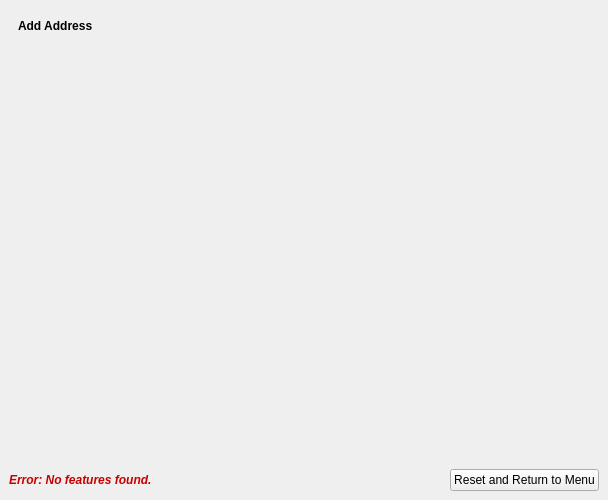
Above: lbrs_updater_dockwidget_base.ui from gisn8/LBRS_Updater before the change. Below: the same form after it.
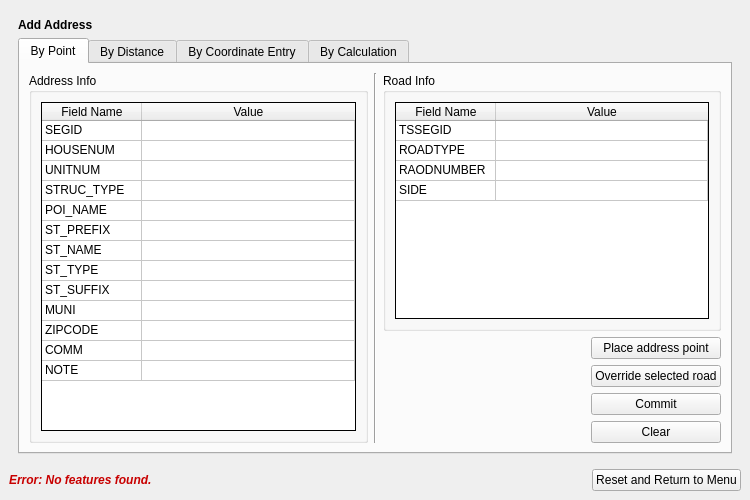
That is the form after the change. The open tabs and pages were chosen to show the change.

Commit message: WIP 2021-10-27 - Playing with code to select address point on canvas - Setting up Add Address By Point GUI

```diff
--- a/lbrs_updater_dockwidget_base.ui
+++ b/lbrs_updater_dockwidget_base.ui
@@ -6,13 +6,13 @@
    <rect>
     <x>0</x>
     <y>0</y>
-    <width>608</width>
+    <width>750</width>
     <height>500</height>
    </rect>
   </property>
   <property name="minimumSize">
    <size>
-    <width>484</width>
+    <width>750</width>
     <height>500</height>
    </size>
   </property>
@@ -29,6 +29,9 @@
    <layout class="QGridLayout" name="gridLayout">
     <item row="0" column="0">
      <widget class="QStackedWidget" name="stackedWidget">
+      <property name="enabled">
+       <bool>true</bool>
+      </property>
       <property name="currentIndex">
        <number>0</number>
       </property>
@@ -614,25 +617,456 @@
        </layout>
       </widget>
       <widget class="QWidget" name="swpAddAddress">
-       <widget class="QLabel" name="label_3">
-        <property name="geometry">
-         <rect>
-          <x>9</x>
-          <y>9</y>
-          <width>91</width>
-          <height>16</height>
-         </rect>
-        </property>
-        <property name="font">
-         <font>
-          <weight>75</weight>
-          <bold>true</bold>
-         </font>
-        </property>
-        <property name="text">
-         <string>Add Address</string>
-        </property>
-       </widget>
+       <layout class="QGridLayout" name="gridLayout_9">
+        <item row="0" column="0">
+         <layout class="QGridLayout" name="gridLayout_10">
+          <item row="0" column="0">
+           <widget class="QLabel" name="label_3">
+            <property name="font">
+             <font>
+              <weight>75</weight>
+              <bold>true</bold>
+             </font>
+            </property>
+            <property name="text">
+             <string>Add Address</string>
+            </property>
+           </widget>
+          </item>
+          <item row="1" column="0">
+           <widget class="QTabWidget" name="tabWidget">
+            <property name="currentIndex">
+             <number>0</number>
+            </property>
+            <widget class="QWidget" name="tab">
+             <attribute name="title">
+              <string>By Point</string>
+             </attribute>
+             <layout class="QGridLayout" name="gridLayout_11">
+              <item row="0" column="0">
+               <layout class="QHBoxLayout" name="horizontalLayout_9">
+                <item>
+                 <widget class="QGroupBox" name="groupBox">
+                  <property name="title">
+                   <string>Address Info</string>
+                  </property>
+                  <layout class="QGridLayout" name="gridLayout_7">
+                   <item row="0" column="0">
+                    <widget class="QTableWidget" name="tableWidget">
+                     <property name="styleSheet">
+                      <string notr="true">selection-background-color: rgb(255, 255, 255);</string>
+                     </property>
+                     <property name="frameShape">
+                      <enum>QFrame::Box</enum>
+                     </property>
+                     <property name="frameShadow">
+                      <enum>QFrame::Plain</enum>
+                     </property>
+                     <property name="selectionMode">
+                      <enum>QAbstractItemView::SingleSelection</enum>
+                     </property>
+                     <property name="selectionBehavior">
+                      <enum>QAbstractItemView::SelectRows</enum>
+                     </property>
+                     <attribute name="horizontalHeaderStretchLastSection">
+                      <bool>true</bool>
+                     </attribute>
+                     <attribute name="verticalHeaderVisible">
+                      <bool>false</bool>
+                     </attribute>
+                     <attribute name="verticalHeaderMinimumSectionSize">
+                      <number>20</number>
+                     </attribute>
+                     <attribute name="verticalHeaderDefaultSectionSize">
+                      <number>20</number>
+                     </attribute>
+                     <row>
+                      <property name="text">
+                       <string>segid</string>
+                      </property>
+                     </row>
+                     <row>
+                      <property name="text">
+                       <string>housenum</string>
+                      </property>
+                     </row>
+                     <row>
+                      <property name="text">
+                       <string>unitnum</string>
+                      </property>
+                     </row>
+                     <row>
+                      <property name="text">
+                       <string>struc_type</string>
+                      </property>
+                     </row>
+                     <row>
+                      <property name="text">
+                       <string>poi_name</string>
+                      </property>
+                     </row>
+                     <row>
+                      <property name="text">
+                       <string>st_prefix</string>
+                      </property>
+                     </row>
+                     <row>
+                      <property name="text">
+                       <string>st_name</string>
+                      </property>
+                     </row>
+                     <row>
+                      <property name="text">
+                       <string>st_type</string>
+                      </property>
+                     </row>
+                     <row>
+                      <property name="text">
+                       <string>st_suffix</string>
+                      </property>
+                     </row>
+                     <row>
+                      <property name="text">
+                       <string>muni</string>
+                      </property>
+                     </row>
+                     <row>
+                      <property name="text">
+                       <string>zipcode</string>
+                      </property>
+                     </row>
+                     <row>
+                      <property name="text">
+                       <string>comm</string>
+                      </property>
+                     </row>
+                     <row>
+                      <property name="text">
+                       <string>note</string>
+                      </property>
+                     </row>
+                     <column>
+                      <property name="text">
+                       <string>Field Name</string>
+                      </property>
+                     </column>
+                     <column>
+                      <property name="text">
+                       <string>Value</string>
+                      </property>
+                     </column>
+                     <item row="0" column="0">
+                      <property name="text">
+                       <string>SEGID</string>
+                      </property>
+                      <property name="flags">
+                       <set>ItemIsSelectable|ItemIsDragEnabled|ItemIsDropEnabled|ItemIsUserCheckable|ItemIsEnabled</set>
+                      </property>
+                     </item>
+                     <item row="1" column="0">
+                      <property name="text">
+                       <string>HOUSENUM</string>
+                      </property>
+                      <property name="flags">
+                       <set>ItemIsSelectable|ItemIsDragEnabled|ItemIsDropEnabled|ItemIsUserCheckable|ItemIsEnabled</set>
+                      </property>
+                     </item>
+                     <item row="2" column="0">
+                      <property name="text">
+                       <string>UNITNUM</string>
+                      </property>
+                      <property name="flags">
+                       <set>ItemIsSelectable|ItemIsDragEnabled|ItemIsDropEnabled|ItemIsUserCheckable|ItemIsEnabled</set>
+                      </property>
+                     </item>
+                     <item row="3" column="0">
+                      <property name="text">
+                       <string>STRUC_TYPE</string>
+                      </property>
+                      <property name="flags">
+                       <set>ItemIsSelectable|ItemIsDragEnabled|ItemIsDropEnabled|ItemIsUserCheckable|ItemIsEnabled</set>
+                      </property>
+                     </item>
+                     <item row="3" column="1">
+                      <property name="text">
+                       <string/>
+                      </property>
+                     </item>
+                     <item row="4" column="0">
+                      <property name="text">
+                       <string>POI_NAME</string>
+                      </property>
+                      <property name="flags">
+                       <set>ItemIsSelectable|ItemIsDragEnabled|ItemIsDropEnabled|ItemIsUserCheckable|ItemIsEnabled</set>
+                      </property>
+                     </item>
+                     <item row="5" column="0">
+                      <property name="text">
+                       <string>ST_PREFIX</string>
+                      </property>
+                      <property name="flags">
+                       <set>ItemIsSelectable|ItemIsDragEnabled|ItemIsDropEnabled|ItemIsUserCheckable|ItemIsEnabled</set>
+                      </property>
+                     </item>
+                     <item row="6" column="0">
+                      <property name="text">
+                       <string>ST_NAME</string>
+                      </property>
+                      <property name="flags">
+                       <set>ItemIsSelectable|ItemIsDragEnabled|ItemIsDropEnabled|ItemIsUserCheckable|ItemIsEnabled</set>
+                      </property>
+                     </item>
+                     <item row="7" column="0">
+                      <property name="text">
+                       <string>ST_TYPE</string>
+                      </property>
+                      <property name="flags">
+                       <set>ItemIsSelectable|ItemIsDragEnabled|ItemIsDropEnabled|ItemIsUserCheckable|ItemIsEnabled</set>
+                      </property>
+                     </item>
+                     <item row="8" column="0">
+                      <property name="text">
+                       <string>ST_SUFFIX</string>
+                      </property>
+                      <property name="flags">
+                       <set>ItemIsSelectable|ItemIsDragEnabled|ItemIsDropEnabled|ItemIsUserCheckable|ItemIsEnabled</set>
+                      </property>
+                     </item>
+                     <item row="9" column="0">
+                      <property name="text">
+                       <string>MUNI</string>
+                      </property>
+                      <property name="flags">
+                       <set>ItemIsSelectable|ItemIsDragEnabled|ItemIsDropEnabled|ItemIsUserCheckable|ItemIsEnabled</set>
+                      </property>
+                     </item>
+                     <item row="10" column="0">
+                      <property name="text">
+                       <string>ZIPCODE</string>
+                      </property>
+                      <property name="flags">
+                       <set>ItemIsSelectable|ItemIsDragEnabled|ItemIsDropEnabled|ItemIsUserCheckable|ItemIsEnabled</set>
+                      </property>
+                     </item>
+                     <item row="11" column="0">
+                      <property name="text">
+                       <string>COMM</string>
+                      </property>
+                      <property name="flags">
+                       <set>ItemIsSelectable|ItemIsDragEnabled|ItemIsDropEnabled|ItemIsUserCheckable|ItemIsEnabled</set>
+                      </property>
+                     </item>
+                     <item row="12" column="0">
+                      <property name="text">
+                       <string>NOTE</string>
+                      </property>
+                      <property name="flags">
+                       <set>ItemIsSelectable|ItemIsDragEnabled|ItemIsDropEnabled|ItemIsUserCheckable|ItemIsEnabled</set>
+                      </property>
+                     </item>
+                    </widget>
+                   </item>
+                  </layout>
+                 </widget>
+                </item>
+                <item>
+                 <widget class="Line" name="line">
+                  <property name="orientation">
+                   <enum>Qt::Vertical</enum>
+                  </property>
+                 </widget>
+                </item>
+                <item>
+                 <layout class="QVBoxLayout" name="verticalLayout_12">
+                  <item>
+                   <widget class="QGroupBox" name="groupBox_2">
+                    <property name="title">
+                     <string>Road Info</string>
+                    </property>
+                    <property name="flat">
+                     <bool>false</bool>
+                    </property>
+                    <layout class="QGridLayout" name="gridLayout_8">
+                     <item row="0" column="0">
+                      <widget class="QTableWidget" name="tableWidget_2">
+                       <property name="autoFillBackground">
+                        <bool>false</bool>
+                       </property>
+                       <property name="styleSheet">
+                        <string notr="true">selection-background-color: rgb(255, 255, 255);
+</string>
+                       </property>
+                       <property name="frameShape">
+                        <enum>QFrame::Box</enum>
+                       </property>
+                       <property name="frameShadow">
+                        <enum>QFrame::Plain</enum>
+                       </property>
+                       <property name="selectionMode">
+                        <enum>QAbstractItemView::SingleSelection</enum>
+                       </property>
+                       <property name="selectionBehavior">
+                        <enum>QAbstractItemView::SelectRows</enum>
+                       </property>
+                       <attribute name="horizontalHeaderStretchLastSection">
+                        <bool>true</bool>
+                       </attribute>
+                       <attribute name="verticalHeaderVisible">
+                        <bool>false</bool>
+                       </attribute>
+                       <attribute name="verticalHeaderMinimumSectionSize">
+                        <number>20</number>
+                       </attribute>
+                       <attribute name="verticalHeaderDefaultSectionSize">
+                        <number>20</number>
+                       </attribute>
+                       <row>
+                        <property name="text">
+                         <string>tssegid</string>
+                        </property>
+                       </row>
+                       <row>
+                        <property name="text">
+                         <string>roadtype</string>
+                        </property>
+                       </row>
+                       <row>
+                        <property name="text">
+                         <string>roadnumber</string>
+                        </property>
+                       </row>
+                       <row>
+                        <property name="text">
+                         <string>absside</string>
+                        </property>
+                       </row>
+                       <column>
+                        <property name="text">
+                         <string>Field Name</string>
+                        </property>
+                       </column>
+                       <column>
+                        <property name="text">
+                         <string>Value</string>
+                        </property>
+                       </column>
+                       <item row="0" column="0">
+                        <property name="text">
+                         <string>TSSEGID</string>
+                        </property>
+                        <property name="flags">
+                         <set>ItemIsSelectable|ItemIsDragEnabled|ItemIsDropEnabled|ItemIsUserCheckable|ItemIsEnabled</set>
+                        </property>
+                       </item>
+                       <item row="1" column="0">
+                        <property name="text">
+                         <string>ROADTYPE</string>
+                        </property>
+                        <property name="flags">
+                         <set>ItemIsSelectable|ItemIsDragEnabled|ItemIsDropEnabled|ItemIsUserCheckable|ItemIsEnabled</set>
+                        </property>
+                       </item>
+                       <item row="2" column="0">
+                        <property name="text">
+                         <string>RAODNUMBER</string>
+                        </property>
+                        <property name="flags">
+                         <set>ItemIsSelectable|ItemIsDragEnabled|ItemIsDropEnabled|ItemIsUserCheckable|ItemIsEnabled</set>
+                        </property>
+                       </item>
+                       <item row="3" column="0">
+                        <property name="text">
+                         <string>SIDE</string>
+                        </property>
+                        <property name="flags">
+                         <set>ItemIsSelectable|ItemIsDragEnabled|ItemIsDropEnabled|ItemIsUserCheckable|ItemIsEnabled</set>
+                        </property>
+                       </item>
+                       <item row="3" column="1">
+                        <property name="text">
+                         <string/>
+                        </property>
+                       </item>
+                      </widget>
+                     </item>
+                    </layout>
+                   </widget>
+                  </item>
+                  <item>
+                   <layout class="QHBoxLayout" name="horizontalLayout_8">
+                    <item>
+                     <spacer name="horizontalSpacer_6">
+                      <property name="orientation">
+                       <enum>Qt::Horizontal</enum>
+                      </property>
+                      <property name="sizeHint" stdset="0">
+                       <size>
+                        <width>40</width>
+                        <height>20</height>
+                       </size>
+                      </property>
+                     </spacer>
+                    </item>
+                    <item>
+                     <layout class="QVBoxLayout" name="verticalLayout_11">
+                      <item>
+                       <widget class="QPushButton" name="pushButton">
+                        <property name="text">
+                         <string>Place address point</string>
+                        </property>
+                       </widget>
+                      </item>
+                      <item>
+                       <widget class="QPushButton" name="pushButton_2">
+                        <property name="text">
+                         <string>Override selected road</string>
+                        </property>
+                       </widget>
+                      </item>
+                      <item>
+                       <widget class="QPushButton" name="pushButton_3">
+                        <property name="text">
+                         <string>Commit</string>
+                        </property>
+                       </widget>
+                      </item>
+                      <item>
+                       <widget class="QPushButton" name="pushButton_4">
+                        <property name="text">
+                         <string>Clear</string>
+                        </property>
+                       </widget>
+                      </item>
+                     </layout>
+                    </item>
+                   </layout>
+                  </item>
+                 </layout>
+                </item>
+               </layout>
+              </item>
+             </layout>
+            </widget>
+            <widget class="QWidget" name="tab_2">
+             <attribute name="title">
+              <string>By Distance</string>
+             </attribute>
+            </widget>
+            <widget class="QWidget" name="tab_4">
+             <attribute name="title">
+              <string>By Coordinate Entry</string>
+             </attribute>
+            </widget>
+            <widget class="QWidget" name="tab_3">
+             <attribute name="title">
+              <string>By Calculation</string>
+             </attribute>
+            </widget>
+           </widget>
+          </item>
+         </layout>
+        </item>
+       </layout>
       </widget>
       <widget class="QWidget" name="swpUpdateAddress">
        <widget class="QLabel" name="label_4">
```
Left out of the diff: 84 changed lines with no effect on the pictures. The commit also changes 1 other file.
